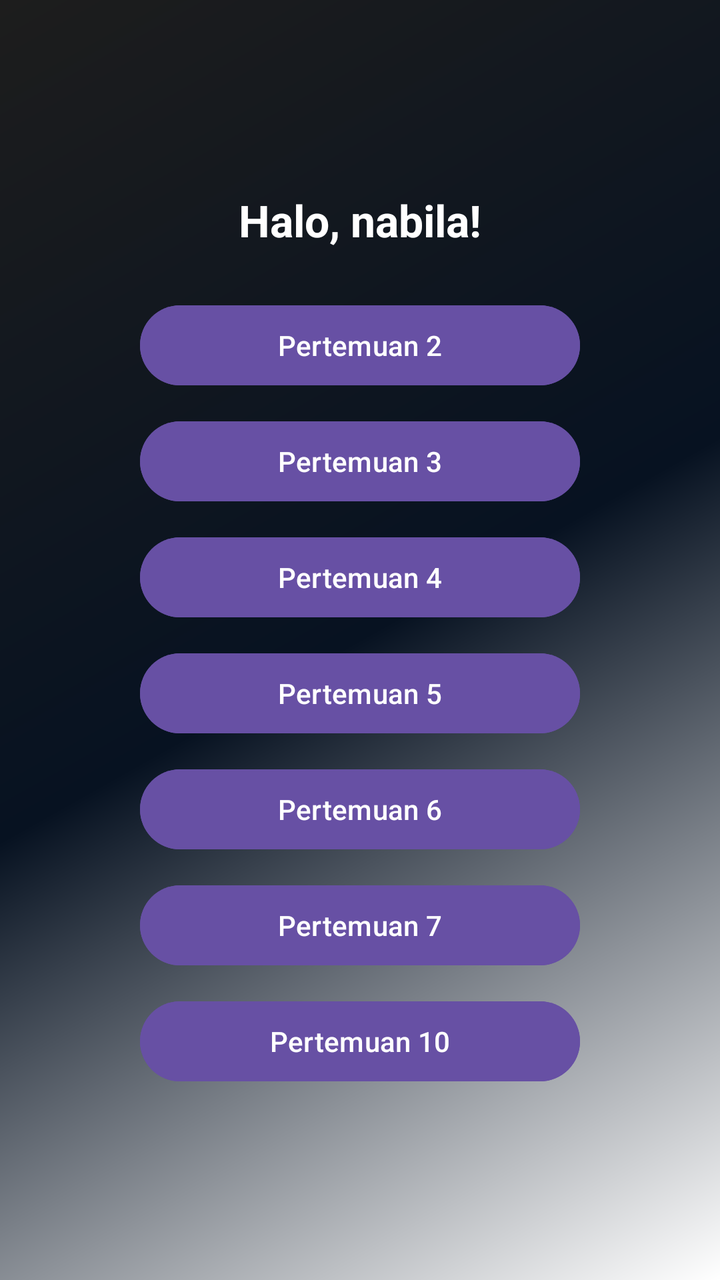
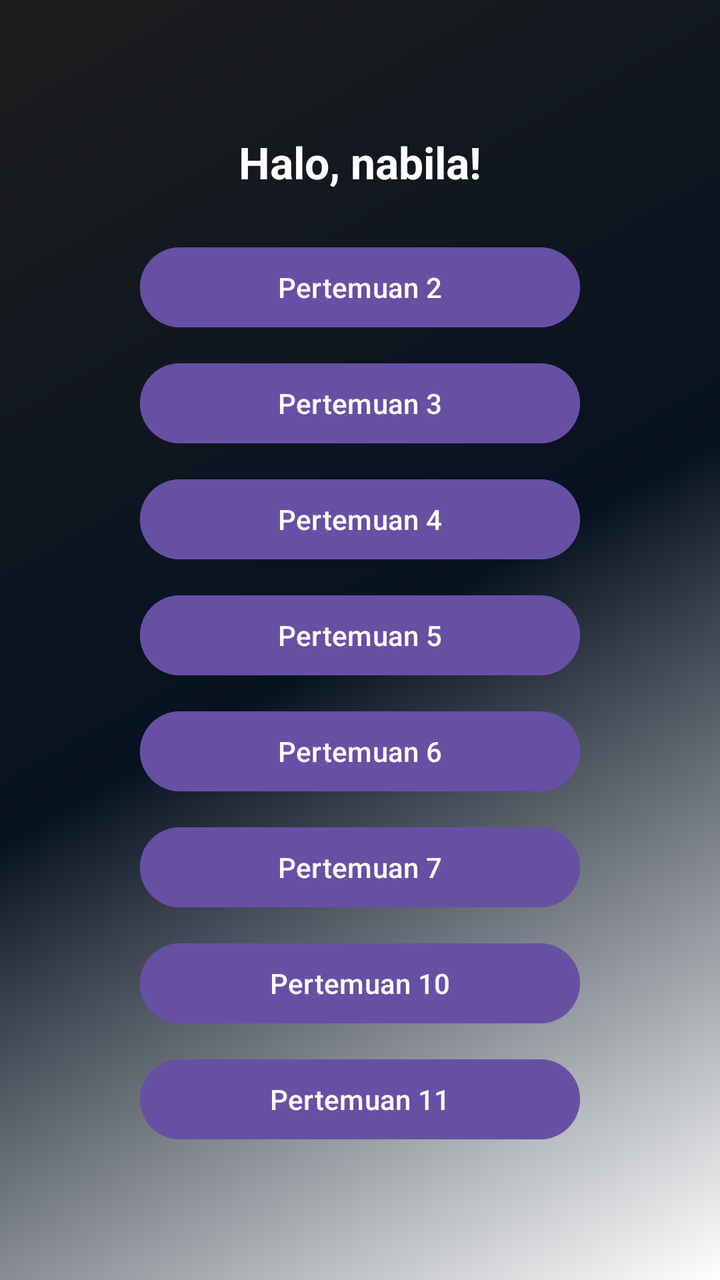

Screens rendered from an Android XML layout before and after an edit, with the pre-edit source and the edit as a unified diff.
<!-- AndroidManifest.xml: application theme Theme.Nabilatiemobile -->
<!-- res/layout/fragment_home.xml -->
<?xml version="1.0" encoding="utf-8"?>
<LinearLayout xmlns:android="http://schemas.android.com/apk/res/android"
    xmlns:app="http://schemas.android.com/apk/res-auto"
    android:layout_width="match_parent"
    android:layout_height="match_parent"
    android:background="@drawable/bg_gradient"
    android:gravity="center"
    android:orientation="vertical"
    android:padding="24dp">

    <TextView
        android:id="@+id/tvHalo"
        android:layout_width="wrap_content"
        android:layout_height="wrap_content"
        android:layout_marginBottom="24dp"
        android:text="Halo, nabila!"
        android:textColor="#FFFFFF"
        android:textSize="22sp"
        android:textStyle="bold" />

    <com.google.android.material.button.MaterialButton
        android:id="@+id/btnPertemuan2"
        android:layout_width="220dp"
        android:layout_height="wrap_content"
        android:layout_marginBottom="10dp"
        android:backgroundTint="#6750A4"
        android:text="Pertemuan 2"
        android:textAllCaps="false"
        app:cornerRadius="20dp" />

    <com.google.android.material.button.MaterialButton
        android:id="@+id/btnPertemuan3"
        android:layout_width="220dp"
        android:layout_height="wrap_content"
        android:layout_marginBottom="10dp"
        android:backgroundTint="#6750A4"
        android:text="Pertemuan 3"
        android:textAllCaps="false"
        app:cornerRadius="20dp" />

    <com.google.android.material.button.MaterialButton
        android:id="@+id/btnPertemuan4"
        android:layout_width="220dp"
        android:layout_height="wrap_content"
        android:layout_marginBottom="10dp"
        android:backgroundTint="#6750A4"
        android:text="Pertemuan 4"
        android:textAllCaps="false"
        app:cornerRadius="20dp" />

    <com.google.android.material.button.MaterialButton
        android:id="@+id/btnPertemuan5"
        android:layout_width="220dp"
        android:layout_height="wrap_content"
        android:layout_marginBottom="10dp"
        android:backgroundTint="#6750A4"
        android:text="Pertemuan 5"
        android:textAllCaps="false"
        app:cornerRadius="20dp" />

    <com.google.android.material.button.MaterialButton
        android:id="@+id/btnPertemuan6"
        android:layout_width="220dp"
        android:layout_height="wrap_content"
        android:layout_marginBottom="10dp"
        android:backgroundTint="#6750A4"
        android:text="Pertemuan 6"
        android:textAllCaps="false"
        app:cornerRadius="20dp" />

    <com.google.android.material.button.MaterialButton
        android:id="@+id/btnPertemuan7"
        android:layout_width="220dp"
        android:layout_height="wrap_content"
        android:layout_marginBottom="10dp"
        android:backgroundTint="#6750A4"
        android:text="Pertemuan 7"
        android:textAllCaps="false"
        app:cornerRadius="20dp" />

    <com.google.android.material.button.MaterialButton
        android:id="@+id/btnPertemuan10"
        android:layout_width="220dp"
        android:layout_height="wrap_content"
        android:backgroundTint="#6750A4"
        android:text="Pertemuan 10"
        android:textAllCaps="false"
        app:cornerRadius="20dp" />

</LinearLayout>
<!-- resources referenced by this layout -->
<resources>
  <!-- drawable bg_gradient (drawable) -->
  <?xml version="1.0" encoding="utf-8"?>
  <shape xmlns:android="http://schemas.android.com/apk/res/android"
      android:shape="rectangle">
      <gradient
          android:angle="135"
          android:startColor="#FFFFFF"
          android:centerColor="#071221"
          android:endColor="#1D1D1D"
          android:type="linear" />
  </shape>
  <style name="Theme.Nabilatiemobile" parent="Base.Theme.Nabilatiemobile" />
  <style name="Base.Theme.Nabilatiemobile" parent="Theme.Material3.DayNight.NoActionBar">
          
          
      </style>
</resources>

<!-- the commit's change to res/layout/fragment_home.xml (unified diff, before → after) -->
@@ -82,9 +82,19 @@
         android:id="@+id/btnPertemuan10"
         android:layout_width="220dp"
         android:layout_height="wrap_content"
+        android:layout_marginBottom="10dp"
         android:backgroundTint="#6750A4"
         android:text="Pertemuan 10"
         android:textAllCaps="false"
         app:cornerRadius="20dp" />
 
+    <com.google.android.material.button.MaterialButton
+        android:id="@+id/btnPertemuan11"
+        android:layout_width="220dp"
+        android:layout_height="wrap_content"
+        android:backgroundTint="#6750A4"
+        android:text="Pertemuan 11"
+        android:textAllCaps="false"
+        app:cornerRadius="20dp" />
+
 </LinearLayout>
